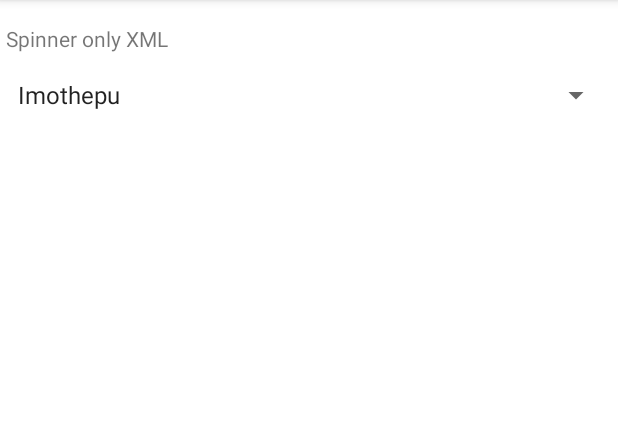
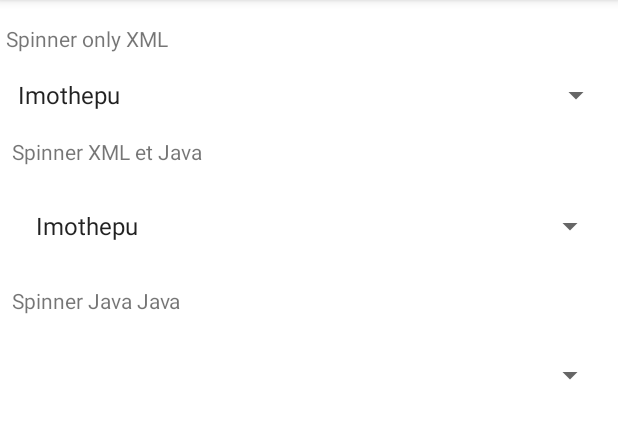
Before and after one commit to SamuelVialle/202301_Snippets, an Android app: the A52_Spinner screen opened directly, with no data from a screen before it, on a phone screen of 412 x 824 dp, the part 84-523 px from its top. Run offline under Robolectric (Android 15) with nearby library versions, the light colour scheme and no system bars; 5 statements that could not run were skipped.

Commit message:
Ajout A52 Spinner // Part 2 and 3

```diff
--- a/app/src/main/java/com/samuelvialle/snippets/a5_list/A52_Spinner.java
+++ b/app/src/main/java/com/samuelvialle/snippets/a5_list/A52_Spinner.java
@@ -3,14 +3,73 @@ package com.samuelvialle.snippets.a5_list;
 import androidx.appcompat.app.AppCompatActivity;
 
 import android.os.Bundle;
+import android.view.View;
+import android.widget.AdapterView;
+import android.widget.ArrayAdapter;
+import android.widget.Spinner;
+import android.widget.Toast;
 
 import com.samuelvialle.snippets.R;
 
-public class A52_Spinner extends AppCompatActivity {
+public class A52_Spinner extends AppCompatActivity implements AdapterView.OnItemSelectedListener {
+
+    private Spinner spinnerXmlJava, spoinnerJavaJava;
+
+    private void methodSpinnerXmlJava() {
+        spinnerXmlJava = findViewById(R.id.spinnerXmlJava);
+        // Récupérer la liste depuis le fichier strings
+        String[] liste = getResources().getStringArray(R.array.stagiaires);
+
+        ArrayAdapter<String> adapter = new ArrayAdapter<>(this,
+                android.R.layout.simple_list_item_1, liste);
+        spinnerXmlJava.setAdapter(adapter);
+        spinnerXmlJava.setOnItemSelectedListener(this);
+    }
+
+    // Spinner Java Java
+    String[] itemDeLaliste = {"", "Toto", "Tata", "Tutu", "Titi"};
+
+    private void methodSpinnerJavaJava() {
+        spoinnerJavaJava = findViewById(R.id.spinnerJavajava);
+
+        ArrayAdapter<String> adapter = new ArrayAdapter<>(
+                getApplicationContext(), android.R.layout.simple_list_item_1, itemDeLaliste);
+        spoinnerJavaJava.setAdapter(adapter);
+        spoinnerJavaJava.setOnItemSelectedListener(this);
+    }
+
 
     @Override
     protected void onCreate(Bundle savedInstanceState) {
         super.onCreate(savedInstanceState);
         setContentView(R.layout.activity_a52_spinner);
+
+        methodSpinnerXmlJava();
+        methodSpinnerJavaJava();
+    }
+
+    final Toast myToast = Toast.makeText(getApplicationContext(), "", Toast.LENGTH_LONG);
+
+    @Override
+    public void onItemSelected(AdapterView<?> parent, View view, int position, long id) {
+
+        switch(parent.getId()){
+            case R.id.spinnerXmlJava:
+                myToast.setText("Spinner XML JAVA : " + spinnerXmlJava.getSelectedItem().toString());
+                myToast.show();
+                break;
+            case R.id.spinnerJavajava:
+                myToast.setText("Spinner Java Java : " + spoinnerJavaJava.getSelectedItem().toString());
+                myToast.show();
+                break;
+            default:
+                break;
+        }
+    }
+
+    @Override
+    public void onNothingSelected(AdapterView<?> parent) {
+        myToast.setText("");
+        myToast.cancel();
     }
 }
--- a/app/src/main/res/layout/activity_a52_spinner.xml
+++ b/app/src/main/res/layout/activity_a52_spinner.xml
@@ -28,4 +28,47 @@
         app:layout_constraintHorizontal_bias="0.5"
         app:layout_constraintStart_toStartOf="parent"
         app:layout_constraintTop_toBottomOf="@+id/textView7" />
+
+    <TextView
+        android:id="@+id/textView8"
+        android:layout_width="wrap_content"
+        android:layout_height="wrap_content"
+        android:layout_marginStart="8dp"
+        android:layout_marginTop="16dp"
+        android:text="Spinner XML et Java"
+        app:layout_constraintStart_toStartOf="parent"
+        app:layout_constraintTop_toBottomOf="@+id/spinner" />
+
+    <Spinner
+        android:id="@+id/spinnerXmlJava"
+        android:layout_width="0dp"
+        android:layout_height="wrap_content"
+        android:layout_marginStart="8dp"
+        android:layout_marginTop="16dp"
+        android:layout_marginEnd="8dp"
+        app:layout_constraintEnd_toEndOf="parent"
+        app:layout_constraintHorizontal_bias="0.5"
+        app:layout_constraintStart_toStartOf="parent"
+        app:layout_constraintTop_toBottomOf="@+id/textView8" />
+
+    <TextView
+        android:id="@+id/textView9"
+        android:layout_width="wrap_content"
+        android:layout_height="wrap_content"
+        android:layout_marginStart="8dp"
+        android:layout_marginTop="16dp"
+        android:text="Spinner Java Java"
+        app:layout_constraintStart_toStartOf="parent"
+        app:layout_constraintTop_toBottomOf="@+id/spinnerXmlJava" />
+
+    <Spinner
+        android:id="@+id/spinnerJavajava"
+        android:layout_width="match_parent"
+        android:layout_height="wrap_content"
+        android:layout_marginStart="8dp"
+        android:layout_marginTop="16dp"
+        android:layout_marginEnd="8dp"
+        app:layout_constraintEnd_toEndOf="parent"
+        app:layout_constraintStart_toStartOf="parent"
+        app:layout_constraintTop_toBottomOf="@+id/textView9" />
 </androidx.constraintlayout.widget.ConstraintLayout>
```
